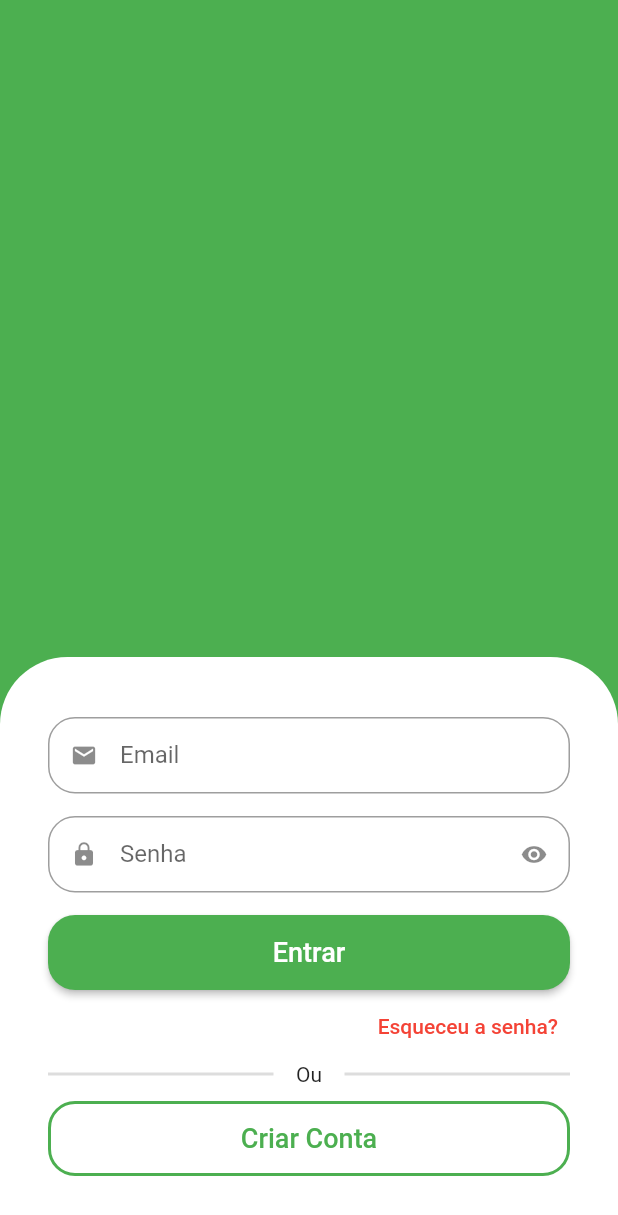
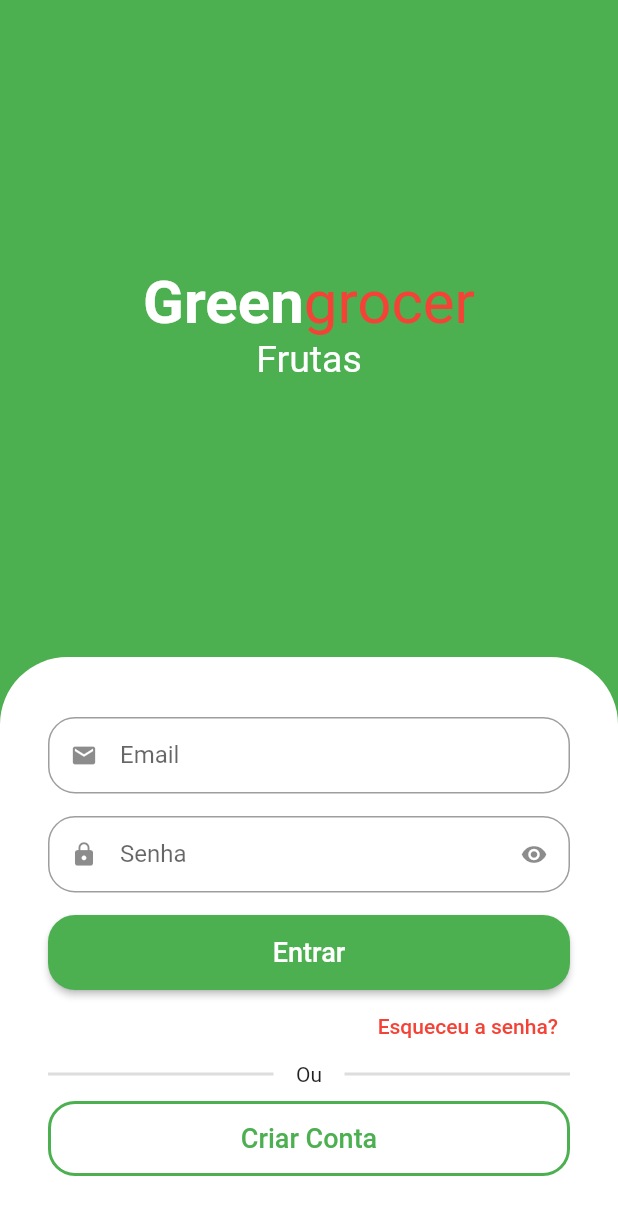
Before and after one commit to IsaacNascimento/greenGrocer, a Flutter app: the screen it shows after launch, on a phone screen of 412 x 824 dp. Shown: the top 1215 px of the screen. Run offline on Flutter 3.47's test engine with Material 2 defaults, Android fonts, the phone set to English and light mode, and no system bars; drawn by our look-alikes of animated_text_kit.

Commit message:
[PACKAGE]: Animated Text kit

```diff
--- a/lib/src/auth/sign_in_screen.dart
+++ b/lib/src/auth/sign_in_screen.dart
@@ -1,3 +1,4 @@
+import 'package:animated_text_kit/animated_text_kit.dart';
 import 'package:flutter/material.dart';
 import 'package:greengrocer/src/auth/components/custom_text_field.dart';
 
@@ -12,7 +13,53 @@ class SignInScreen extends StatelessWidget {
         body: Column(
           children: [
             Expanded(
-              child: Container(color: Colors.green),
+              // Nome do APP
+              child: Column(
+                mainAxisAlignment: MainAxisAlignment.center,
+                children: [
+                  const Text.rich(
+                    TextSpan(
+                      style: TextStyle(
+                        fontSize: 40.0,
+                      ),
+                      children: [
+                        TextSpan(
+                          text: 'Green',
+                          style: TextStyle(
+                            fontWeight: FontWeight.bold,
+                            color: Colors.white,
+                          ),
+                        ),
+                        TextSpan(
+                          text: 'grocer',
+                          style: TextStyle(
+                            color: Colors.red,
+                          ),
+                        ),
+                      ],
+                    ),
+                  ),
+                  SizedBox(
+                    height: 35.0,
+                    child: DefaultTextStyle(
+                      style: const TextStyle(
+                        fontSize: 25,
+                      ),
+                      child: AnimatedTextKit(
+                          pause: Duration.zero,
+                          repeatForever: true,
+                          animatedTexts: [
+                            FadeAnimatedText('Frutas'),
+                            FadeAnimatedText('Verduras'),
+                            FadeAnimatedText('Legumes'),
+                            FadeAnimatedText('Carnes'),
+                            FadeAnimatedText('Cereais'),
+                            FadeAnimatedText('Laticíneos'),
+                          ]),
+                    ),
+                  ),
+                ],
+              ),
             ),
             Container(
               padding: const EdgeInsets.symmetric(vertical: 40, horizontal: 32),
--- a/pubspec.yaml
+++ b/pubspec.yaml
@@ -32,10 +32,11 @@ dependencies:
   flutter:
     sdk: flutter
 
-
   # The following adds the Cupertino Icons font to your application.
   # Use with the CupertinoIcons class for iOS style icons.
   cupertino_icons: ^1.0.2
+
+  animated_text_kit: ^4.2.2
 
 dev_dependencies:
   flutter_test:
@@ -53,7 +54,6 @@ dev_dependencies:
 
 # The following section is specific to Flutter packages.
 flutter:
-
   # The following line ensures that the Material Icons font is
   # included with your application, so that you can use the icons in
   # the material Icons class.
```
Also changed, not shown: pubspec.lock.
